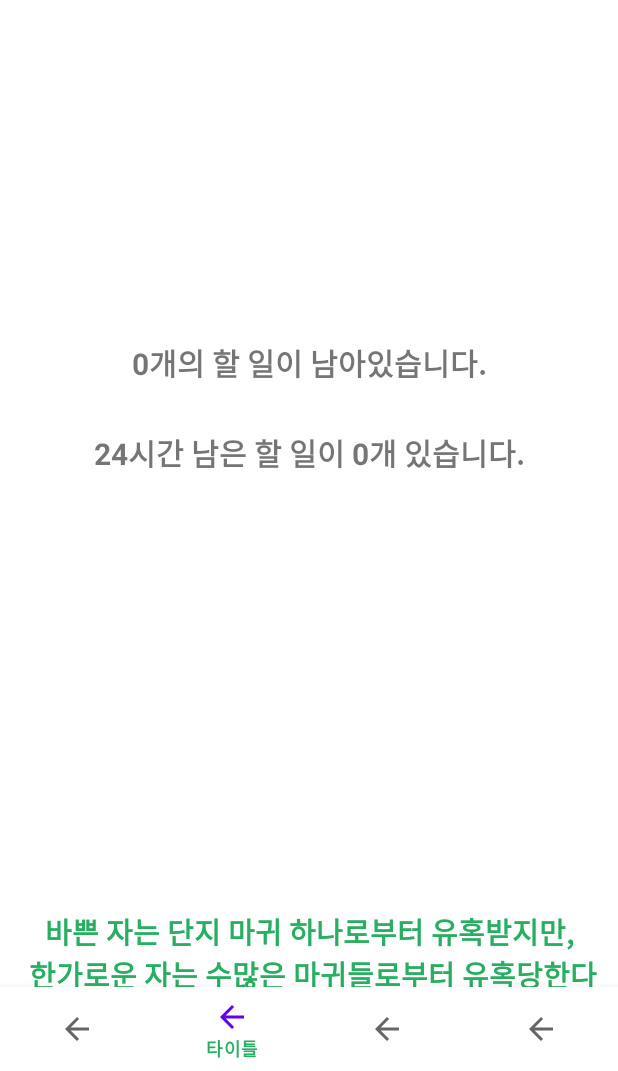
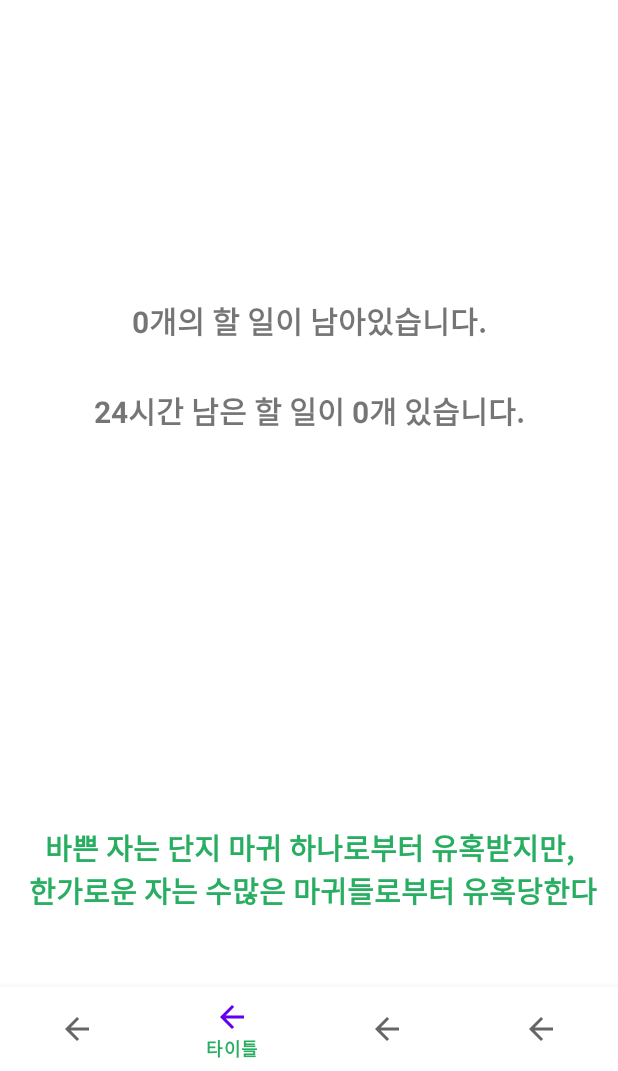
Before and after one commit to MS949/niceday, an Android app: the screen it shows after launch (MainActivity), item 2 of the bottom bar chosen, on a phone screen of 412 x 824 dp, the part 165-1236 px from its top. Run offline under Robolectric (Android 15) with nearby library versions, the phone set to English and light mode, and no system bars.

Commit message:
feat : setting_fragment add
Rename activity_main to main_activity
Add SettingFragment,setting_fragment for settingView
Add FrameLayout weight to main_activity

```diff
--- a/app/src/main/java/com/ms949/niceday/MainActivity.java
+++ b/app/src/main/java/com/ms949/niceday/MainActivity.java
@@ -1,30 +1,30 @@
 package com.ms949.niceday;
+
+import android.os.Bundle;
+import android.view.MenuItem;
+import android.view.Window;
+import android.widget.Toast;
 
 import androidx.annotation.NonNull;
 import androidx.appcompat.app.AppCompatActivity;
 import androidx.fragment.app.FragmentManager;
 import androidx.fragment.app.FragmentTransaction;
 
-import android.content.ClipData;
-import android.os.Bundle;
-import android.view.MenuItem;
-import android.view.Window;
-
 import com.google.android.material.bottomnavigation.BottomNavigationView;
 
 public class MainActivity extends AppCompatActivity {
 
-    private MainFragment mainFragment = new MainFragment();
-    private FragmentManager fragmentManager = getSupportFragmentManager();
-    private FragmentTransaction transaction;
+    MainFragment mainFragment = new MainFragment();
+    SettingFragment settingFragment = new SettingFragment();
+    FragmentManager fragmentManager = getSupportFragmentManager();
+    FragmentTransaction transaction = fragmentManager.beginTransaction();
 
     @Override
     protected void onCreate(Bundle savedInstanceState) {
         super.onCreate(savedInstanceState);
         requestWindowFeature(Window.FEATURE_NO_TITLE);
-        setContentView(R.layout.activity_main);
+        setContentView(R.layout.main_activity);
 
-        transaction = fragmentManager.beginTransaction();
         transaction.replace(R.id.frameLayout, mainFragment).commitAllowingStateLoss();
         BottomNavigationView bottomNavigationView = findViewById(R.id.bottom_navigation_view);
         bottomNavigationView.setOnNavigationItemSelectedListener(new ItemSelectedListener());
@@ -35,11 +35,26 @@ public class MainActivity extends AppCompatActivity {
         public boolean onNavigationItemSelected(@NonNull MenuItem item) {
             transaction = fragmentManager.beginTransaction();
             switch (item.getItemId()) {
+                case R.id.page_1:
+                    transaction.replace(R.id.frameLayout, settingFragment).commitAllowingStateLoss();
+                    return true;
                 case R.id.page_2:
                     transaction.replace(R.id.frameLayout, mainFragment).commitAllowingStateLoss();
+                    return true;
+                case R.id.page_3:
+//                    transaction.replace(R.id.frameLayout, mainFragment).commitAllowingStateLoss();
+                    showToast("page_3");
+                    return true;
+                case R.id.page_4:
+//                    transaction.replace(R.id.frameLayout, mainFragment).commitAllowingStateLoss();
+                    showToast("page_4");
                     return true;
             }
             return false;
         }
     }
+    void showToast(String msg) {
+        Toast toast = Toast.makeText(this.getApplicationContext(), msg, Toast.LENGTH_SHORT);
+        toast.show();
+    }
 }
--- a/app/src/main/res/layout/activity_main.xml
+++ b/app/src/main/res/layout/main_activity.xml
@@ -1,20 +1,23 @@
 <?xml version="1.0" encoding="utf-8"?>
-<RelativeLayout xmlns:android="http://schemas.android.com/apk/res/android"
+<LinearLayout xmlns:android="http://schemas.android.com/apk/res/android"
     xmlns:app="http://schemas.android.com/apk/res-auto"
     android:layout_width="match_parent"
-    android:layout_height="match_parent">
+    android:layout_height="match_parent"
+    android:orientation="vertical"
+    android:weightSum="1">
 
     <FrameLayout
         android:id="@+id/frameLayout"
         android:layout_width="match_parent"
-        android:layout_height="match_parent" />
+        android:layout_height="match_parent"
+        android:layout_weight="1" />
 
     <com.google.android.material.bottomnavigation.BottomNavigationView
         android:id="@+id/bottom_navigation_view"
         android:layout_width="match_parent"
         android:layout_height="wrap_content"
-        android:layout_alignParentBottom="true"
+        android:layout_gravity="bottom"
         app:itemTextColor="@color/bottom_navigation_color"
         app:menu="@menu/bottom_navigation_menu" />
 
-</RelativeLayout>
+</LinearLayout>
```
Also changed, not shown: app/src/main/java/com/ms949/niceday/SettingFragment.java (added, +54 -0 lines), app/src/main/res/layout/setting_fragment.xml (added, +169 -0 lines), app/src/main/res/drawable/github_badge.png (added), app/src/main/res/drawable/google_play_badge.png (added), app/src/main/res/drawable/question_icon.png (added).
